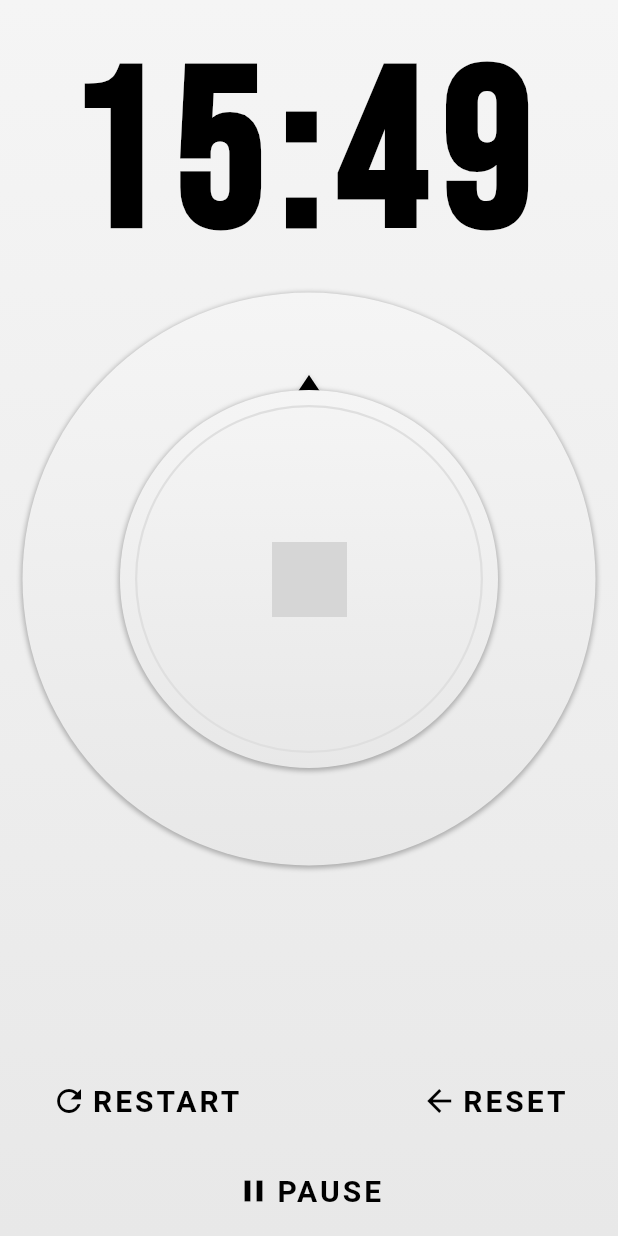
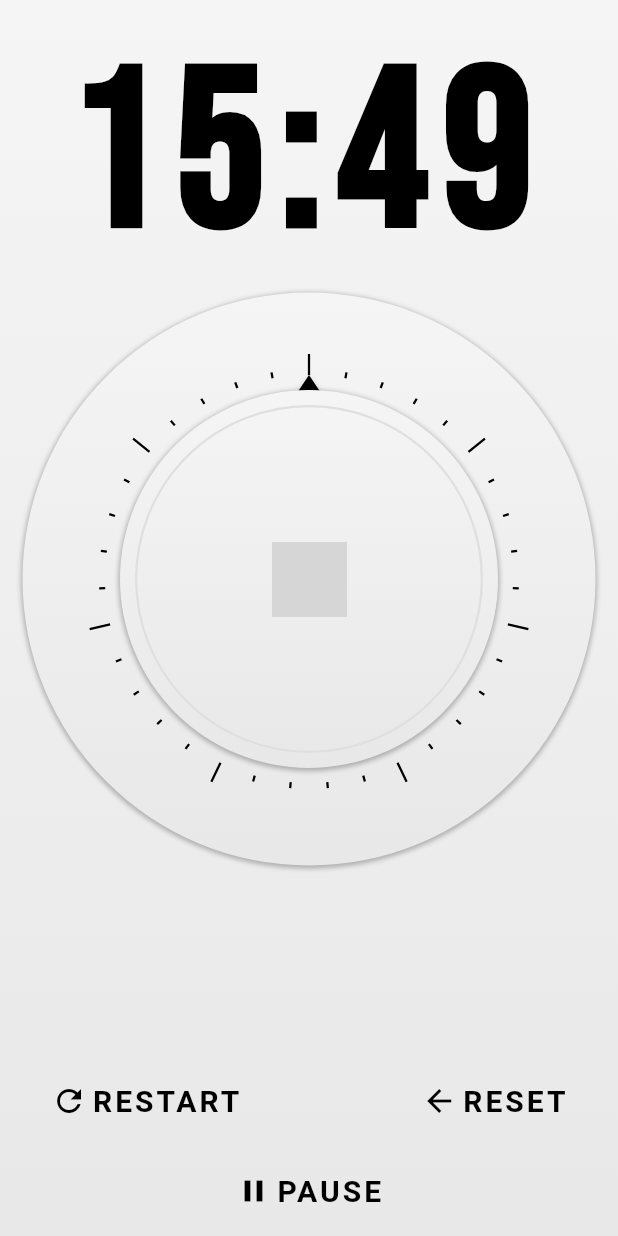
Before and after one commit to jilsonjoseph/timer, a Flutter app: the screen it shows after launch, on a phone screen of 412 x 824 dp. Run offline on Flutter 3.47's test engine with Material 2 defaults, Android fonts, the phone set to English and light mode, and no system bars; Roboto replaces fonts that are missing (BebasNeue); grey boxes are pictures that could not be loaded.

Commit message:
Ticks drawing completed

```diff
--- a/lib/timer_dial.dart
+++ b/lib/timer_dial.dart
@@ -1,5 +1,6 @@
 import 'package:flutter/material.dart';
 import 'package:timer/timer_knob.dart';
+import "dart:math";
 
 final Color GRADIENT_TOP = const Color(0xFFF5F5F5);
 final Color GRADIENT_BOTTOM = const Color(0xFFE8E8E8);
@@ -35,9 +36,23 @@ class _TimerDialState extends State<TimerDial> {
                     )
                   ]
               ),
-              child: Padding(
-                padding: const EdgeInsets.all(65.0),
-                child: TimerKnob(),
+              child: Stack(
+                children: [
+                  Container(
+                    width: double.infinity,
+                    height: double.infinity,
+                    padding: const EdgeInsets.all(55.0),
+                    child: CustomPaint(
+                      painter: TickPainter(
+
+                      ),
+                    ),
+                  ),
+                  Padding(
+                    padding: const EdgeInsets.all(65.0),
+                    child: TimerKnob(),
+                  ),
+                ]
               ),
             ),
           ),
@@ -45,3 +60,52 @@ class _TimerDialState extends State<TimerDial> {
     );
   }
 }
+
+class TickPainter extends CustomPainter{
+
+  final LONG_TICK = 14.0;
+  final SHORT_TICK = 4.0;
+
+  final tickCount;
+  final ticksPerSection;
+  final tickInset;
+  final tickPaint;
+
+  TickPainter({
+    this.tickCount = 35,
+    this.ticksPerSection = 5,
+    this.tickInset = 0,
+}) : tickPaint = new Paint() {
+    tickPaint.color = Colors.black;
+    tickPaint.strokeWidth = 1.5;
+  }
+
+  @override
+  void paint(Canvas canvas, Size size) {
+    canvas.translate(size.width/2, size.height/2);
+
+    canvas.save();
+
+    final radius = size.width/2;
+
+    for(var i = 0; i< tickCount; ++i){
+      final tickLength = i % ticksPerSection == 0 ? LONG_TICK : SHORT_TICK;
+
+      canvas.drawLine(
+          Offset(0.0, -radius),
+          Offset(0.0, -radius -tickLength),
+          tickPaint
+      );
+
+      canvas.rotate(2*pi / tickCount);
+    }
+
+    canvas.restore();
+  }
+
+  @override
+  bool shouldRepaint(CustomPainter oldDelegate) {
+    return true;
+  }
+
+}
```
